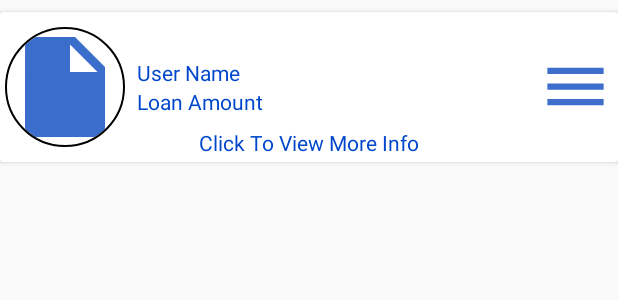
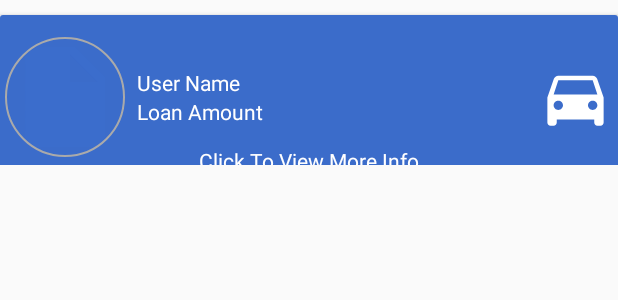
Before and after one commit to syedusama5556/Request_Loan_App_Sameed_, an Android app: the layout rec_requestlist_item_layout.xml on its own in the app's theme, with its tools: preview values and no code run, on a phone screen of 412 x 824 dp. Shown: the top 300 px of the screen. Run offline under Robolectric (Android 15) with nearby library versions, the phone set to English and light mode, and no system bars; plain views replace CircularImageView; network calls fail.

Commit message:
added list of requests

```diff
--- a/app/src/main/AndroidManifest.xml
+++ b/app/src/main/AndroidManifest.xml
@@ -13,7 +13,7 @@
         android:supportsRtl="true"
         android:theme="@style/AppTheme">
         <activity android:name=".activity.LoanRequestList"
-            android:theme="@style/BorrowerRejectPageActivityTheme">
+            android:theme="@style/loanrequest">
 
             <intent-filter>
                 <category android:name="android.intent.category.LAUNCHER" />
--- a/app/src/main/java/com/infusiblecoder/loanappsameed/ModelClasses/RequestLoanModel.java
+++ b/app/src/main/java/com/infusiblecoder/loanappsameed/ModelClasses/RequestLoanModel.java
@@ -3,10 +3,11 @@ package com.infusiblecoder.loanappsameed.ModelClasses;
 public class RequestLoanModel {
 
 
-    public  String loan_request_code,user_full_name,user_img_url_request,loan_amount,loan_purpose,loan_collateral,loan_market_value,loan_type,loan_due_date,loan_doc_vehicle_id_url,loan_doc_owner_id_url,loan_doc_insurance_url;
+    public  String loan_id,loan_request_code,user_full_name,user_img_url_request,loan_amount,loan_purpose,loan_collateral,loan_market_value,loan_type,loan_due_date,loan_doc_vehicle_id_url,loan_doc_owner_id_url,loan_doc_insurance_url;
 
 
-    public RequestLoanModel(String loan_request_code, String user_full_name, String user_img_url_request, String loan_amount, String loan_purpose, String loan_collateral, String loan_market_value, String loan_type, String loan_due_date, String loan_doc_vehicle_id_url, String loan_doc_owner_id_url, String loan_doc_insurance_url) {
+    public RequestLoanModel(String loan_id, String loan_request_code, String user_full_name, String user_img_url_request, String loan_amount, String loan_purpose, String loan_collateral, String loan_market_value, String loan_type, String loan_due_date, String loan_doc_vehicle_id_url, String loan_doc_owner_id_url, String loan_doc_insurance_url) {
+        this.loan_id = loan_id;
         this.loan_request_code = loan_request_code;
         this.user_full_name = user_full_name;
         this.user_img_url_request = user_img_url_request;
@@ -22,4 +23,5 @@ public class RequestLoanModel {
     }
 
 
+
 }
--- /dev/null
+++ b/app/src/main/res/drawable/ic_car_rec.xml
@@ -0,0 +1,5 @@
+<vector android:height="24dp" android:tint="#FFFFFF"
+    android:viewportHeight="24.0" android:viewportWidth="24.0"
+    android:width="24dp" xmlns:android="http://schemas.android.com/apk/res/android">
+    <path android:fillColor="#FF000000" android:pathData="M18.92,6.01C18.72,5.42 18.16,5 17.5,5h-11c-0.66,0 -1.21,0.42 -1.42,1.01L3,12v8c0,0.55 0.45,1 1,1h1c0.55,0 1,-0.45 1,-1v-1h12v1c0,0.55 0.45,1 1,1h1c0.55,0 1,-0.45 1,-1v-8l-2.08,-5.99zM6.5,16c-0.83,0 -1.5,-0.67 -1.5,-1.5S5.67,13 6.5,13s1.5,0.67 1.5,1.5S7.33,16 6.5,16zM17.5,16c-0.83,0 -1.5,-0.67 -1.5,-1.5s0.67,-1.5 1.5,-1.5 1.5,0.67 1.5,1.5 -0.67,1.5 -1.5,1.5zM5,11l1.5,-4.5h11L19,11L5,11z"/>
+</vector>
--- /dev/null
+++ b/app/src/main/res/drawable/ic_help_other_rec.xml
@@ -0,0 +1,5 @@
+<vector android:height="24dp" android:tint="#FFFFFF"
+    android:viewportHeight="24.0" android:viewportWidth="24.0"
+    android:width="24dp" xmlns:android="http://schemas.android.com/apk/res/android">
+    <path android:fillColor="#FF000000" android:pathData="M11,18h2v-2h-2v2zM12,2C6.48,2 2,6.48 2,12s4.48,10 10,10 10,-4.48 10,-10S17.52,2 12,2zM12,20c-4.41,0 -8,-3.59 -8,-8s3.59,-8 8,-8 8,3.59 8,8 -3.59,8 -8,8zM12,6c-2.21,0 -4,1.79 -4,4h2c0,-1.1 0.9,-2 2,-2s2,0.9 2,2c0,2 -3,1.75 -3,5h2c0,-2.25 3,-2.5 3,-5 0,-2.21 -1.79,-4 -4,-4z"/>
+</vector>
--- /dev/null
+++ b/app/src/main/res/drawable/ic_person_rec.xml
@@ -0,0 +1,5 @@
+<vector android:height="24dp" android:tint="#FFFFFF"
+    android:viewportHeight="24.0" android:viewportWidth="24.0"
+    android:width="24dp" xmlns:android="http://schemas.android.com/apk/res/android">
+    <path android:fillColor="#FF000000" android:pathData="M12,12c2.21,0 4,-1.79 4,-4s-1.79,-4 -4,-4 -4,1.79 -4,4 1.79,4 4,4zM12,14c-2.67,0 -8,1.34 -8,4v2h16v-2c0,-2.66 -5.33,-4 -8,-4z"/>
+</vector>
--- a/app/src/main/res/layout/rec_requestlist_item_layout.xml
+++ b/app/src/main/res/layout/rec_requestlist_item_layout.xml
@@ -1,16 +1,23 @@
 <?xml version="1.0" encoding="utf-8"?>
-<androidx.cardview.widget.CardView xmlns:android="http://schemas.android.com/apk/res/android"
+<LinearLayout xmlns:android="http://schemas.android.com/apk/res/android"
     xmlns:app="http://schemas.android.com/apk/res-auto"
+
     android:layout_width="match_parent"
-    android:layout_height="100dp"
-    android:layout_marginTop="8dp"
-    android:id="@+id/rec_card_btn"
+    android:layout_height="110dp"
+
     android:orientation="vertical">
 
+    <androidx.cardview.widget.CardView
+        android:id="@+id/rec_card_btn"
+        android:layout_width="match_parent"
+        android:layout_marginTop="10dp"
+        android:layout_height="110dp">
+
         <RelativeLayout
-        android:padding="3dp"
             android:layout_width="wrap_content"
-        android:layout_height="match_parent">
+            android:layout_height="match_parent"
+            android:background="@color/color_primary"
+            android:padding="3dp">
 
             <com.mikhaellopez.circularimageview.CircularImageView
                 android:id="@+id/rec_img_profile"
@@ -19,9 +26,8 @@
                 android:layout_centerVertical="true"
                 android:src="@drawable/ic_insert_file_black_24dp"
                 app:civ_border="true"
-            app:civ_border_width="1dp"
-
-            />
+                app:civ_border_color="@android:color/darker_gray"
+                app:civ_border_width="1dp" />
 
             <LinearLayout
                 android:layout_width="wrap_content"
@@ -39,25 +45,24 @@
                     android:layout_width="wrap_content"
                     android:layout_height="wrap_content"
                     android:text="User Name"
-                android:textColor="@color/login_activity_forgot_password_button_text_color" />
+                    android:textColor="@color/color_white" />
 
                 <TextView
                     android:id="@+id/rec_loan_amount"
                     android:layout_width="wrap_content"
                     android:layout_height="wrap_content"
                     android:text="Loan Amount"
-                android:textColor="@color/login_activity_forgot_password_button_text_color" />
+                    android:textColor="@color/color_white" />
             </LinearLayout>
 
             <TextView
                 android:id="@+id/rec_btn_showmore"
                 android:layout_width="wrap_content"
                 android:layout_height="wrap_content"
+                android:layout_alignParentBottom="true"
+                android:layout_centerHorizontal="true"
                 android:text="Click To View More Info"
-            android:layout_centerHorizontal="true"
-            android:layout_alignParentBottom="true"
-            android:textColor="@color/login_activity_forgot_password_button_text_color" />
-
+                android:textColor="@color/color_white" />
 
             <ImageView
                 android:id="@+id/rec_img_loan_type"
@@ -65,8 +70,8 @@
                 android:layout_height="50dp"
                 android:layout_alignParentEnd="true"
                 android:layout_centerVertical="true"
-            android:src="@drawable/ic_menu_black_24dp"
-            android:layout_marginEnd="8dp"/>
+                android:layout_marginEnd="8dp"
+                android:src="@drawable/ic_car_rec" />
         </RelativeLayout>
-
     </androidx.cardview.widget.CardView>
+</LinearLayout>
--- a/app/src/main/res/values/colors.xml
+++ b/app/src/main/res/values/colors.xml
@@ -2,12 +2,13 @@
 
     <!-- Project level resources -->
     <color name="material_bottom_sheet_title">#0000008A</color>
-    <color name="color_primary">#000000</color>
+    <color name="color_primary">#3B6CCA</color>
     <color name="material_bottom_sheet_item">#000000DE</color>
-    <color name="color_primary_dark">#000000</color>
+    <color name="color_primary_dark">#0047CC</color>
     <color name="color_hint_text">#D0D1D5</color>
     <color name="color_click_overlay">#555555</color>
-    <color name="color_accent">#000000</color>
+    <color name="color_accent">#F32A23</color>
+    <color name="color_white">#FFFFFF</color>
 
 
     <!-- Resources for BorrowerRejectPageActivity -->
--- a/app/src/main/res/values/style.xml
+++ b/app/src/main/res/values/style.xml
@@ -6,6 +6,9 @@
         <item name="colorPrimaryDark">@color/color_primary_dark</item>
         <item name="colorAccent">@color/color_accent</item>
     </style>
+
+
+    <style name="loanrequest" parent="Theme.AppCompat.Light.NoActionBar" />
 
     <!-- LoginActivity -->
     <style name="LoginActivityTheme" parent="Theme.AppCompat.NoActionBar" />
```
Also changed, not shown: app/src/main/java/com/infusiblecoder/loanappsameed/Helpers/Comman.java (+6 -1 lines), app/src/main/java/com/infusiblecoder/loanappsameed/activity/LoanRequestList.java (+86 -2 lines), app/src/main/java/com/infusiblecoder/loanappsameed/adapter/RequestListShowAdapter.java (+37 -2 lines). Lines whose indentation alone changed are shown as unchanged.
